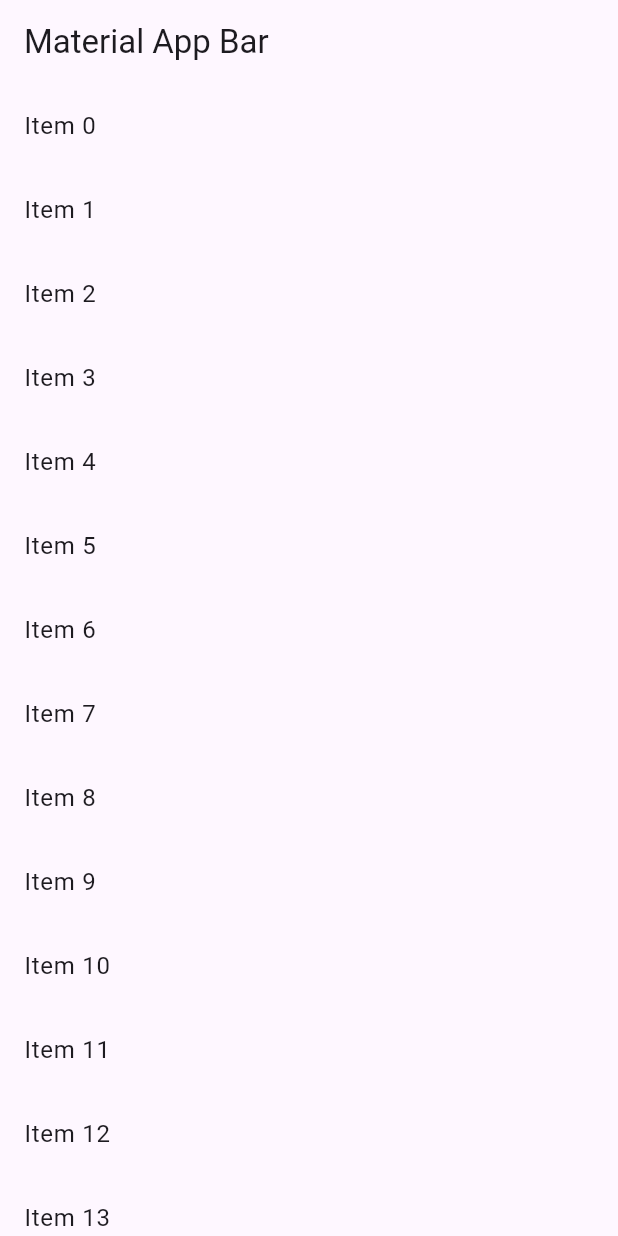
After one commit to rinkalbaldaniya186/resume, a Flutter app: the Scroll_HomePage screen opened directly, on a phone screen of 412 x 824 dp. The commit adds this screen. Run offline on Flutter 3.47's test engine with Material 3 defaults, Android fonts, the phone set to English and light mode, and no system bars; our stand-ins replace pdf, shared_preferences, smooth_page_indicator, sqflite; accounts and stored records are empty.

Commit message:
infinity scroll 9/09/2024

```diff
--- /dev/null
+++ b/lib/inifinityScroll/practiceMain.dart
@@ -0,0 +1,60 @@
+import 'package:flutter/material.dart';
+
+void main() => runApp(MyApp());
+
+class MyApp extends StatelessWidget {
+  @override
+  Widget build(BuildContext context) {
+    return MaterialApp(
+      title: 'Material App',
+      home: Scroll_HomePage()
+    );
+  }
+}
+
+class Scroll_HomePage extends StatefulWidget {
+  const Scroll_HomePage({super.key});
+
+  @override
+  State<Scroll_HomePage> createState() => _Scroll_HomePageState();
+}
+
+class _Scroll_HomePageState extends State<Scroll_HomePage> {
+
+  ScrollController _scrollController = ScrollController();
+  final _list = List.generate(20, (index) => index);
+  int _currentPage = 1;
+
+  @override
+  void initState() {
+    super.initState();
+    _scrollController.addListener(loadMore);
+  }
+
+  void loadMore() {
+    if(_scrollController.position.pixels == _scrollController.position.maxScrollExtent){
+      setState(() {
+        _currentPage++;
+        _list.addAll(List.generate(20, (index) => 'Item ${index + 1 + _currentPage * 20}'));
+      });
+    }
+  }
+
+  @override
+  Widget build(BuildContext context) {
+    return Scaffold(
+      appBar: AppBar(
+        title: Text('Material App Bar'),
+      ),
+      body: ListView.builder(
+        controller: ScrollController(),
+        itemCount: _list.length,
+        itemBuilder: (context, index) {
+        return ListTile(
+          title: Text('Item ${_list[index]}'),
+        );
+       },
+      ),
+    );
+  }
+}
```
Also changed, not shown: lib/inifinityScroll/main.dart (+7 -4 lines).
